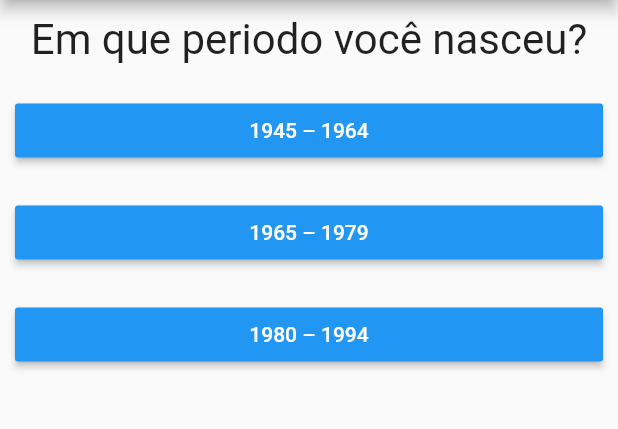
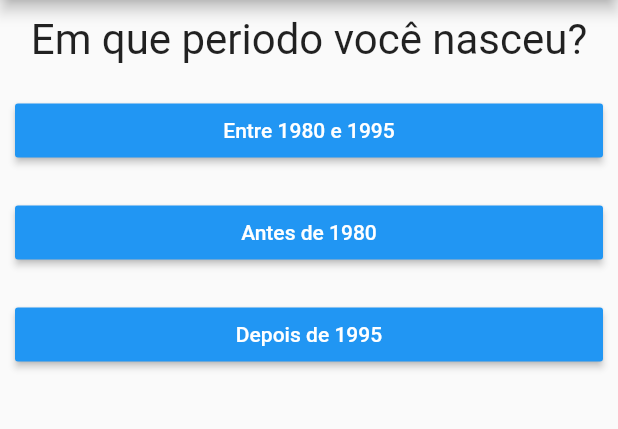
Before and after one commit to Oicak/Flutter_VcEhCringe, a Flutter app: the screen it shows after launch, on a phone screen of 412 x 824 dp, the part 84-513 px from its top. Run offline on Flutter 3.47's test engine with Material 2 defaults, Android fonts, the phone set to English and light mode, and no system bars.

Commit message:
Commit - Aula 76

```diff
--- a/perguntas/lib/main.dart
+++ b/perguntas/lib/main.dart
@@ -13,17 +13,17 @@ class _PerguntaAppState extends State<PerguntaApp> {
 
   void _respostaVerdadeira() {
     setState(() {
-      _perguntaSelecionada <= 2
+      _perguntaSelecionada <= 3
           ? _perguntaSelecionada++
-          : _perguntaSelecionada = 1;
+          : _perguntaSelecionada = 0;
     });
   }
 
   void _respostaFalse() {
     setState(() {
-      _perguntaSelecionada <= 2
+      _perguntaSelecionada <= 3
           ? _perguntaSelecionada++
-          : _perguntaSelecionada = 1;
+          : _perguntaSelecionada = 0;
       _indice = false;
     });
   }
@@ -38,9 +38,9 @@ class _PerguntaAppState extends State<PerguntaApp> {
   final perguntas = [
     {
       'texto': "Em que periodo você nasceu?",
-      'resposta1': "1945 – 1964",
-      'resposta2': "1965 – 1979",
-      'resposta3': "1980 – 1994",
+      'resposta1': "Entre 1980 e 1995",
+      'resposta2': "Antes de 1980",
+      'resposta3': "Depois de 1995",
     },
     {
       'texto': "Você usa calça Skin?",
@@ -53,38 +53,46 @@ class _PerguntaAppState extends State<PerguntaApp> {
       'resposta1': 'Sim',
       'resposta2': 'Não',
       'resposta3': 'O que isso?',
+    },
+    {
+      'texto': "Você acorda cedo?",
+      'resposta1': 'Sim',
+      'resposta2': 'Não',
+      'resposta3': 'Mais ou menos',
     }
   ];
 
+  Widget teste(_indice, _perguntaSelecionada, perguntas, _respostaFalse,
+      _respostaVerdadeira, _resetMain) {
+    if (_indice == true && _perguntaSelecionada < 4) {
+      return Column(
+        children: [
+          Questao(perguntas[_perguntaSelecionada]['texto'].toString()),
+          Resposta(perguntas[_perguntaSelecionada]['resposta1'].toString(),
+              _respostaFalse),
+          Resposta(perguntas[_perguntaSelecionada]['resposta2'].toString(),
+              _respostaVerdadeira),
+          Resposta(perguntas[_perguntaSelecionada]['resposta3'].toString(),
+              _respostaVerdadeira),
+        ],
+      );
+    } else if (_indice == false) {
+      return EhCringe("Você é Cringe!", _resetMain);
+    } else {
+      return EhCringe("Você não é Cringe!", _resetMain);
+    }
+  }
+
   Widget build(BuildContext context) {
+    var scaffold = Scaffold(
+        appBar: AppBar(
+          title:
+              Align(alignment: Alignment.center, child: Text('VOCÊ É CRINGE?')),
+        ),
+        body: teste(_indice, _perguntaSelecionada, perguntas, _respostaFalse,
+            _respostaVerdadeira, _resetMain));
     return MaterialApp(
-      home: Scaffold(
-          appBar: AppBar(
-            title: Align(
-                alignment: Alignment.center, child: Text('VOCÊ É CRINGE?')),
-          ),
-          body: _perguntaSelecionada > 2
-              ? EhCringe("Você não é Cringe!", _resetMain)
-              : _indice == true
-                  ? Column(
-                      children: [
-                        Questao(perguntas[_perguntaSelecionada]['texto']
-                            .toString()),
-                        Resposta(
-                            perguntas[_perguntaSelecionada]['resposta1']
-                                .toString(),
-                            _respostaFalse),
-                        Resposta(
-                            perguntas[_perguntaSelecionada]['resposta2']
-                                .toString(),
-                            _respostaVerdadeira),
-                        Resposta(
-                            perguntas[_perguntaSelecionada]['resposta3']
-                                .toString(),
-                            _respostaVerdadeira),
-                      ],
-                    )
-                  : EhCringe("Você é Cringe!", _resetMain)),
+      home: scaffold,
     );
   }
 }
```
